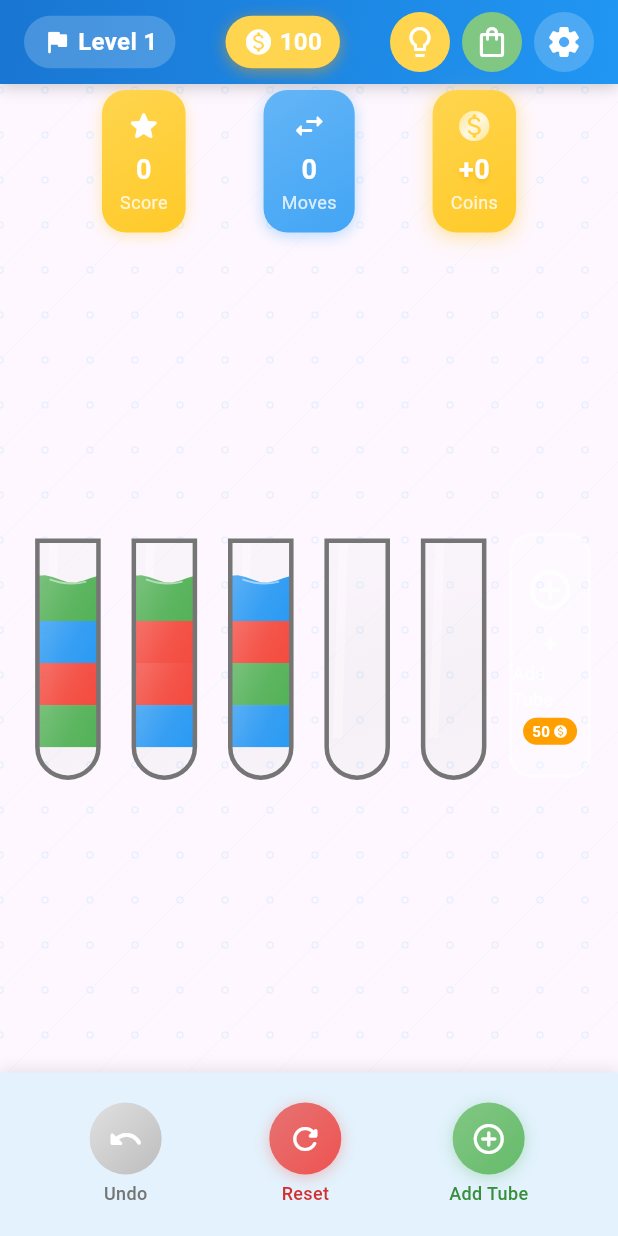
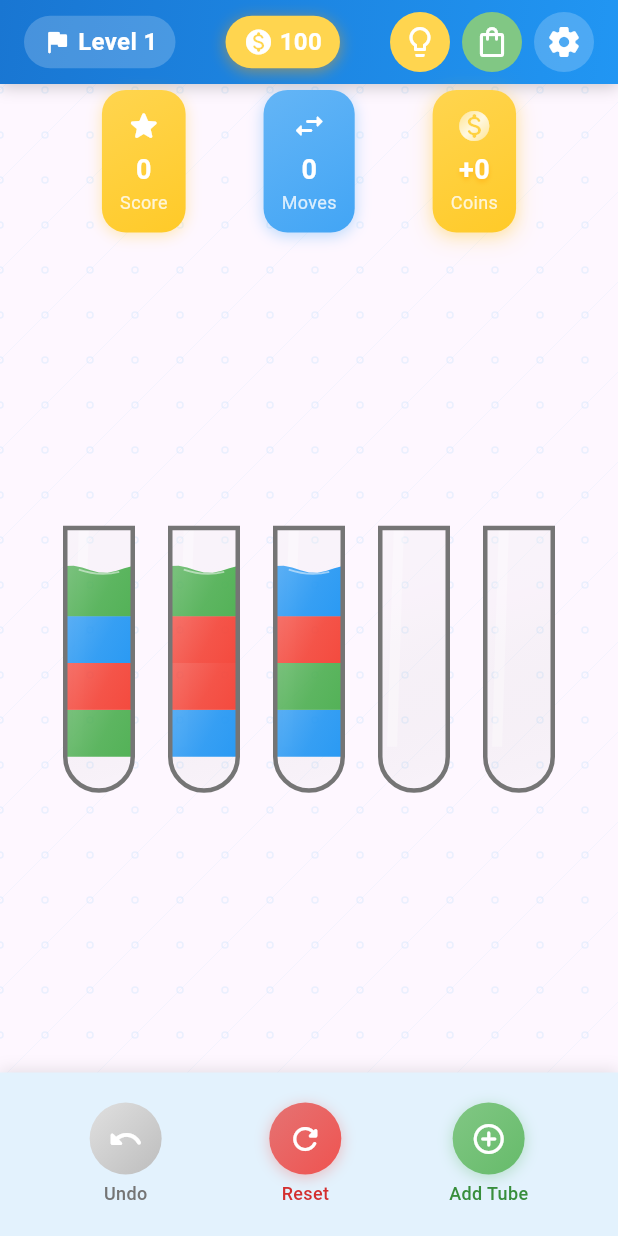
Before and after one commit to ArulventhanGM/Colour-Sort-Mobile, a Flutter app: the screen it shows after launch, on a phone screen of 412 x 824 dp. Run offline on Flutter 3.47's test engine with Material 3 defaults, Android fonts, the phone set to English and light mode, and no system bars; our stand-ins replace audioplayers.

Commit message:
Refactor TubesGrid: remove "Add Tube" button and adjust tube width calculations for improved layout

```diff
--- a/lib/screens/game_components/tubes_grid.dart
+++ b/lib/screens/game_components/tubes_grid.dart
@@ -15,7 +15,7 @@ class TubesGrid extends StatelessWidget {
   final GameController gameController;
   final int? selectedTube;
   final int? liftedTube;
-  final int? receivingTube; // Add this parameter
+  final int? receivingTube;
   final double? liftedTubeAngle;
   final Animation<double>? liftAnimation;
   final Animation<double>? rotateAnimation;
@@ -24,14 +24,15 @@ class TubesGrid extends StatelessWidget {
   final List<SplashEffectInfo> splashEffects;
   final TubeSelectionCallback onTubeSelected;
   final PourActionCallback onPourAction;
-  final VoidCallback onAddExtraTube;
+  final VoidCallback
+      onAddExtraTube; // Keeping the parameter for backward compatibility
 
   const TubesGrid({
     Key? key,
     required this.gameController,
     required this.selectedTube,
     this.liftedTube,
-    this.receivingTube, // Add this parameter
+    this.receivingTube,
     this.liftedTubeAngle,
     this.liftAnimation,
     this.rotateAnimation,
@@ -49,13 +50,12 @@ class TubesGrid extends StatelessWidget {
       builder: (context, constraints) {
         // Calculate tube dimensions
         double tubeWidth =
-            constraints.maxWidth / (gameController.tubes.length + 2);
+            constraints.maxWidth / (gameController.tubes.length + 1);
         tubeWidth = min(tubeWidth, 60.0);
         double tubeHeight = tubeWidth * 3;
 
         // Calculate total width of all tubes including spacing
-        double totalWidth =
-            (tubeWidth + 10) * (gameController.tubes.length + 1);
+        double totalWidth = (tubeWidth + 10) * gameController.tubes.length;
         double horizontalPadding =
             max(0, (constraints.maxWidth - totalWidth) / 2);
 
@@ -73,7 +73,7 @@ class TubesGrid extends StatelessWidget {
                 spacing: 10,
                 runSpacing: 20,
                 children: [
-                  // Tubes
+                  // Tubes - only showing the game tubes, no "Add Tube" button
                   ...List.generate(gameController.tubes.length, (index) {
                     return GestureDetector(
                       key: gameController.tubeKeys[index],
@@ -144,77 +144,7 @@ class TubesGrid extends StatelessWidget {
                       ),
                     );
                   }),
-
-                  // Add Tube Button
-                  GestureDetector(
-                    onTap: onAddExtraTube,
-                    child: Container(
-                      width: tubeWidth,
-                      height: tubeHeight,
-                      decoration: BoxDecoration(
-                        color: Colors.white.withOpacity(0.2),
-                        borderRadius: BorderRadius.circular(15),
-                        border: Border.all(
-                          color: Colors.white.withOpacity(0.5),
-                          width: 2,
-                        ),
-                      ),
-                      child: Column(
-                        mainAxisAlignment: MainAxisAlignment.center,
-                        children: [
-                          Icon(
-                            Icons.add_circle_outline,
-                            color: Colors.white.withOpacity(0.9),
-                            size: 32,
-                          ),
-                          const SizedBox(height: 8),
-                          Text(
-                            '+',
-                            style: TextStyle(
-                              fontSize: 16,
-                              fontWeight: FontWeight.bold,
-                              color: Colors.white.withOpacity(0.9),
-                            ),
-                          ),
-                          Text(
-                            'Add Tube',
-                            style: TextStyle(
-                              fontSize: 12,
-                              color: Colors.white.withOpacity(0.9),
-                            ),
-                          ),
-                          const SizedBox(height: 4),
-                          Container(
-                            padding: const EdgeInsets.symmetric(
-                                horizontal: 6, vertical: 2),
-                            decoration: BoxDecoration(
-                              color: Colors.amber[700],
-                              borderRadius: BorderRadius.circular(10),
-                            ),
-                            child: Row(
-                              mainAxisSize: MainAxisSize.min,
-                              children: [
-                                Text(
-                                  '${gameController.extraTubePrice}',
-                                  style: const TextStyle(
-                                    color: Colors.white,
-                                    fontWeight: FontWeight.bold,
-                                    fontSize: 10,
-                                  ),
-                                ),
-                                const SizedBox(width: 2),
-                                const Icon(
-                                  Icons.monetization_on,
-                                  color: Colors.white,
-                                  size: 10,
-                                ),
-                              ],
-                            ),
-                          ),
-                        ],
-                      ),
-                    ),
-                  ),
+                  // "Add Tube" button removed from here
                 ],
               ),
             ),
```
